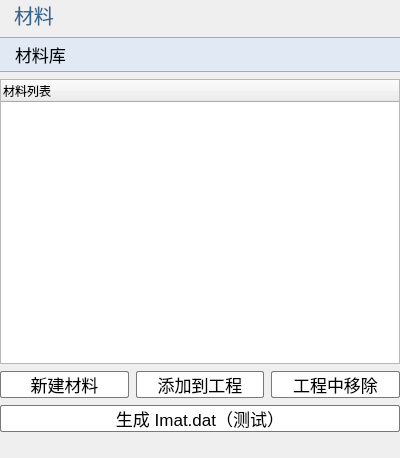
Old version of the form plugins/Base_MaterialManager/MaterialManagerWidget.ui in the repository asd977/base_cae.
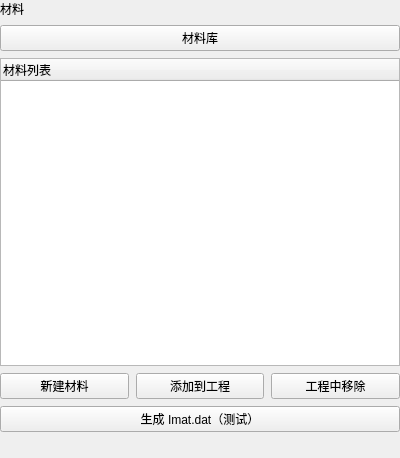
New version of the form. Icons and pictures are not drawn.

```diff
--- a/plugins/Base_MaterialManager/MaterialManagerWidget.ui
+++ b/plugins/Base_MaterialManager/MaterialManagerWidget.ui
@@ -14,132 +14,7 @@
    <string>Form</string>
   </property>
   <property name="styleSheet">
-   <string notr="true">QWidget{
-font-family: &quot;Microsoft YaHei&quot;, &quot;微软雅黑&quot;;
-}
-QTableWidget { font-size: 17px;font-family: &quot;Microsoft YaHei&quot;, &quot;微软雅黑&quot;; }
-
-QPushButton {
-    background-color: transparent; /* 背景色 */
-    border-width: none;                   /* 边框宽度 */
-	font-size:17px;
-    text-align: center;                    /* 文字左对齐 */
-
-    /* 默认状态 */
-}
-
-QPushButton:hover{
-    background-color: rgba(255, 0, 0, 100); /* 悬浮时的背景色 */
-}
-
-QPushButton:pressed{
-    background-color: rgba(255, 0, 0, 100); /* 点击时的背景色 */
-}
-
-
-QPushButton#pushButton_2 {
-    background-color: rgb(224, 233, 244);
-    border-width: 1px;
-    border-color: rgb(121, 121, 121);
-    border-style: solid;
-    height: 33px;
-    border-top: 1px solid rgb(169, 169, 169); /* 上边框为灰色 */
-	font-family: &quot;Microsoft YaHei&quot;, &quot;微软雅黑&quot;;
-    border-bottom: 1px solid rgb(169, 169, 169); /* 下边框为灰色 */
-    border-left: none; /* 移除左边框 */
-    border-right: none;
-    text-align: left;
-	padding-left: 15px;
-	font-size: 17px;
-	border-style: solid;
-}
-QLabel {
-    font-family: &quot;Microsoft YaHei&quot;, &quot;微软雅黑&quot;;
-    font-size: 17px;
-    text-align: left;
-    color: rgb(51, 51, 51);
-    white-space: nowrap;
-    line-height: 50px;
-    position: absolute;
-    top: 0px;
-    left: 0px;
-}
-QLabel#label {
-    font-size: 20px;
-    font-family: &quot;Microsoft YaHei&quot;, 微软雅黑;
-    text-align: left;
-	padding-left:9px;
-    color: rgb(53, 103, 147);
-}
-QComboBox {
-    font-family: &quot;Microsoft YaHei&quot;, 微软雅黑;
-    font-size: 17px;
-    text-align: left;
-    color: rgb(51, 51, 51);
-    padding: 0px;
-    background: rgb(240, 240, 240);
-    border: 1px solid rgb(169, 169, 169);
-    border-radius: 3px; /* 设置边框的圆角半径为5像素 */
-}
-QComboBox::drop-down {
-    background: rgb(240, 240, 240);
-}
-QComboBox::down-arrow {
-    image: url(:/resources/down_arrow.png); /* 替换下拉箭头图标 */
-}
-/*QCombobox右侧按钮*/
-QComboBox::drop-down {
-    subcontrol-origin: padding;
-    subcontrol-position: top right;/*放于右方顶部*/
-    border-top-right-radius: 3px;/*设置边框圆角*/
-    border-bottom-right-radius: 3px;
-}
-QLineEdit {
-    border: 1px solid rgb(200, 200, 200); /* 设置边框为淡灰色 */
-    border-radius: 2px; /* 设置圆角半径为 5 像素 */
-	font-size: 17px;
-}
-QLineEdit:focus {
-    border-color: rgb(100, 100, 255); /* 设置焦点时的边框颜色为蓝色 */
-    outline: none; /* 去掉默认的焦点边框 */
-}
-
-QPushButton#pushButton,
-QPushButton#pushButton_3,
-QPushButton#pushButton_4,
-QPushButton#addToTreeButton,
-QPushButton#removeFromTreeButton,
-QPushButton#generateImatButton {
-    background-color: rgb(255, 255, 255); /* 背景色 */
-    border-width: 1px;                   /* 边框宽度 */
-    border-color: rgb(121, 121, 121);    /* 边框颜色 */
-    border-style: solid;                 /* 边框样式 */
-	font-size:17px;
-    border-radius: 2px;                /* 边框圆角 */
-    text-align: center;                    /* 文字左对齐 */
-
-    /* 默认状态 */
-}
-
-QPushButton#pushButton:hover,
-QPushButton#pushButton_3:hover,
-QPushButton#pushButton_4:hover,
-QPushButton#addToTreeButton:hover,
-QPushButton#removeFromTreeButton:hover,
-QPushButton#generateImatButton:hover{
-    background-color: rgb(235, 235, 235); /* 悬浮时的背景色 */
-    border-color: rgb(100, 100, 100);     /* 悬浮时的边框颜色 */
-}
-
-QPushButton#pushButton:pressed,
-QPushButton#pushButton_3:pressed,
-QPushButton#pushButton_4:pressed,
-QPushButton#addToTreeButton:pressed,
-QPushButton#removeFromTreeButton:pressed,
-QPushButton#generateImatButton:pressed{
-    background-color: rgb(200, 200, 200); /* 点击时的背景色 */
-    border-color: rgb(80, 80, 80);         /* 点击时的边框颜色 */
-}</string>
+   <string notr="true"/>
   </property>
   <layout class="QVBoxLayout" name="verticalLayout_2">
    <property name="spacing">
```
